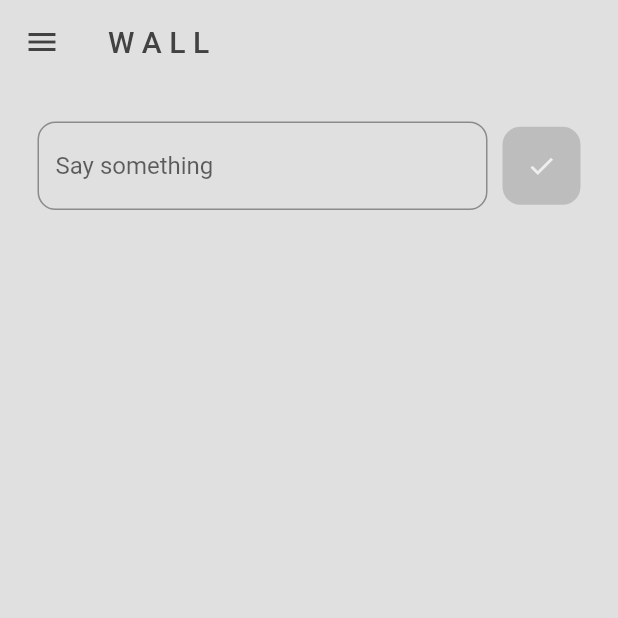
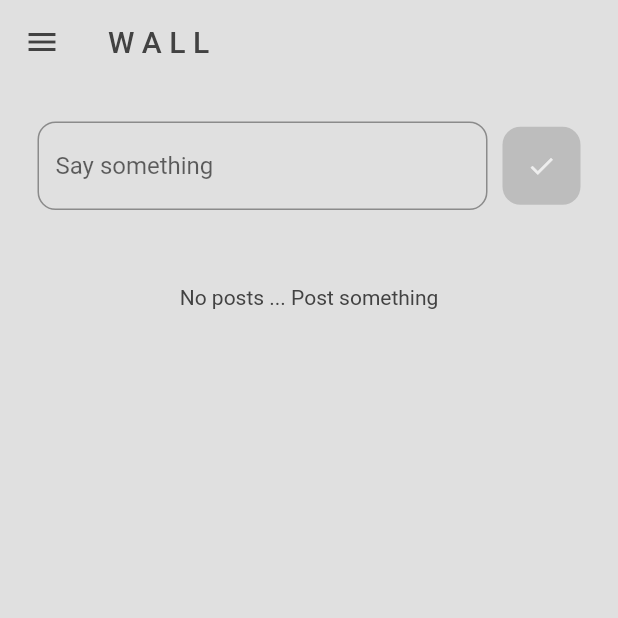
Before and after one commit to ShadePrima/social_flutter_app, a Flutter app: the screen it shows once a user with an empty profile is signed in, on a phone screen of 412 x 824 dp, the top half of it. Run offline on Flutter 3.47's test engine with Material 2 defaults, Android fonts, the phone set to English and light mode, and no system bars; our stand-ins replace cloud_firestore, firebase_auth, firebase_core; accounts and stored records are empty.

Commit message:
add posts

```diff
--- a/lib/pages/home_page.dart
+++ b/lib/pages/home_page.dart
@@ -1,3 +1,4 @@
+import 'package:cloud_firestore/cloud_firestore.dart';
 import 'package:flutter/material.dart';
 import 'package:social_flutter_app/components/my_drawer.dart';
 import 'package:social_flutter_app/components/my_post_button.dart';
@@ -20,6 +21,9 @@ class HomePage extends StatelessWidget {
       String message = newPostControler.text;
       database.addPost(message);
     }
+
+    //clear the controller
+    newPostControler.clear();
   }
 
   @override
@@ -55,6 +59,54 @@ class HomePage extends StatelessWidget {
           ),
         ),
 
+        //POSTS
+        StreamBuilder(
+          stream: database.getPostsStream(),
+          builder: (context, snapshot) {
+            //show loading circle
+            if (snapshot.connectionState == ConnectionState.waiting) {
+              return const Center(
+                child: CircularProgressIndicator(),
+              );
+            }
+
+            //get all posts
+            final posts = snapshot.data!.docs;
+
+            //no data?
+            if (snapshot.data == null || posts.isEmpty) {
+              return const Center(
+                child: Padding(
+                  padding: EdgeInsets.all(25),
+                  child: Text("No posts ... Post something"),
+                ),
+              );
+            }
+
+            //return as a list
+
+            return Expanded(
+                child: ListView.builder(
+              itemCount: posts.length,
+              itemBuilder: (context, index) {
+                //get each individual post
+                final post = posts[index];
+
+                //get data from each post
+                String message = post['PostMessage'];
+                String userEmail = post['UserEmail'];
+                Timestamp timestamp = post['TimeStamp'];
+
+                //return as a list tile
+                return ListTile(
+                  title: Text(message),
+                  subtitle: Text(userEmail),
+                );
+              },
+            ));
+          },
+        ),
+
         //posts
       ]),
     );
```
